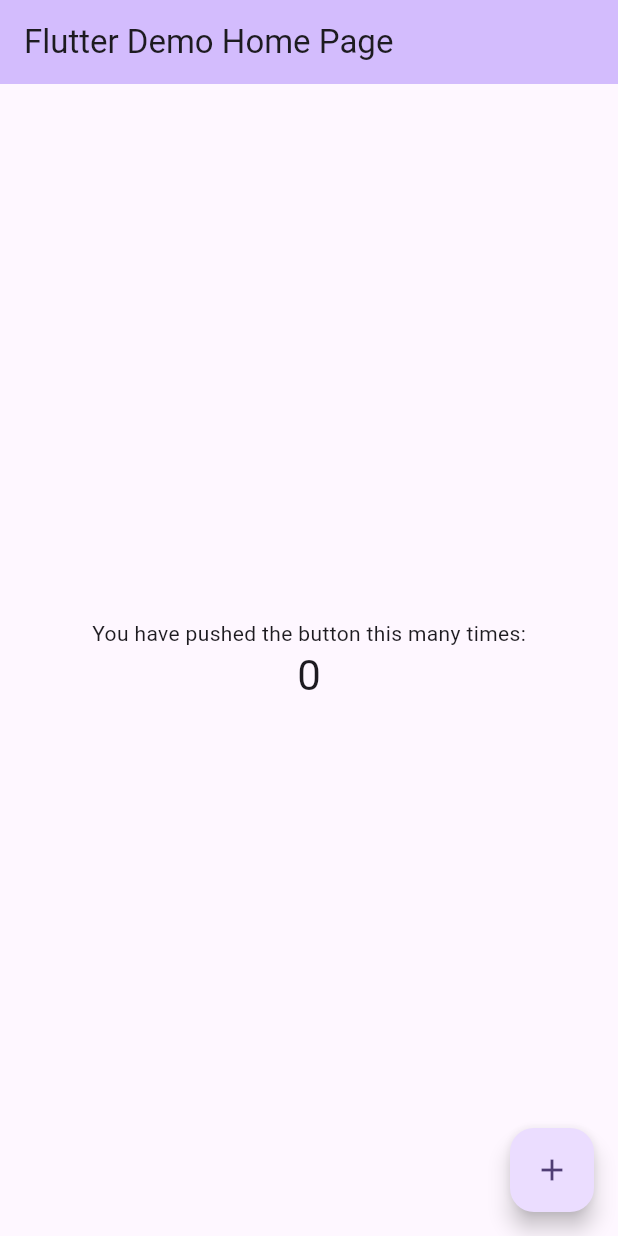
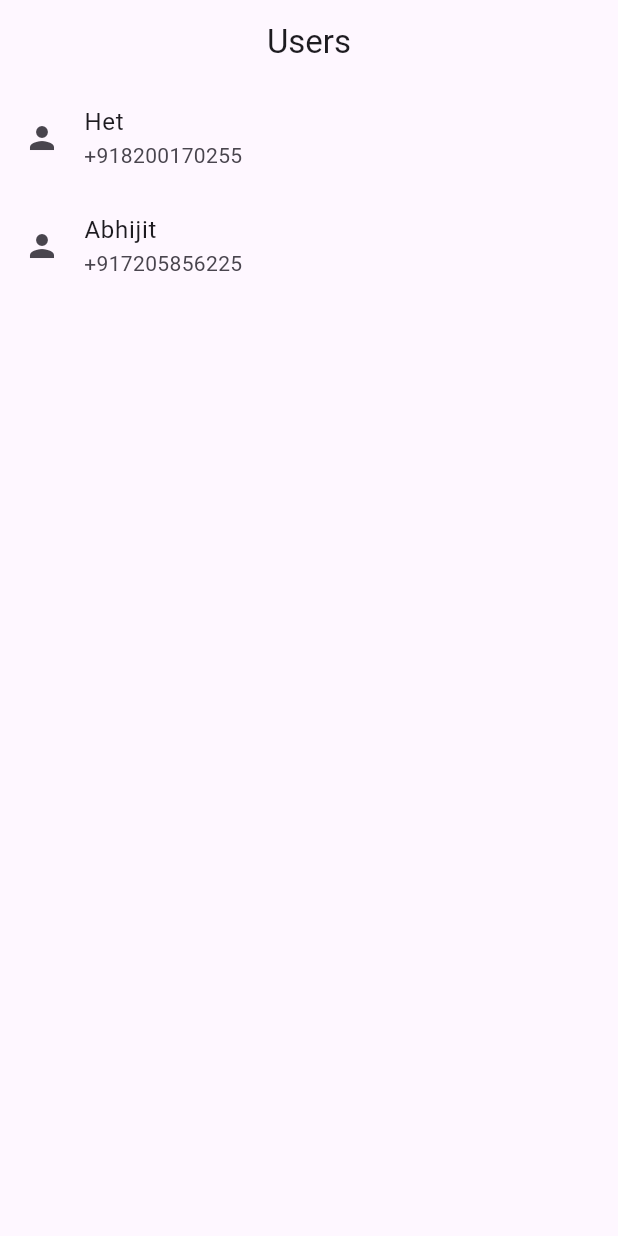
Before and after one commit to abhi-behera/vapi_ai, a Flutter app: the screen it shows after launch, on a phone screen of 412 x 824 dp. Run offline on Flutter 3.47's test engine with Material 3 defaults, Android fonts, the phone set to English and light mode, and no system bars.

Commit message:
Vapi ai outbound call demo app code

```diff
--- a/lib/main.dart
+++ b/lib/main.dart
@@ -1,4 +1,5 @@
 import 'package:flutter/material.dart';
+import 'package:vapi_ai/screen/home.dart';
 
 void main() {
   runApp(const MyApp());
@@ -31,7 +32,8 @@
         colorScheme: ColorScheme.fromSeed(seedColor: Colors.deepPurple),
         useMaterial3: true,
       ),
-      home: const MyHomePage(title: 'Flutter Demo Home Page'),
+      home:
+          const UserListPage(), //const MyHomePage(title: 'Flutter Demo Home Page'),
     );
   }
 }
--- /dev/null
+++ b/lib/model/user.dart
@@ -0,0 +1,47 @@
+import 'package:http/http.dart' as http;
+import 'dart:convert';
+
+class VapiCallService {
+  final String apiKey = '35e637e2-9d39-4cb1-aca3-9b520f6d9c5b';
+  final String assistantId = '80fee333-2dd7-4b64-91b4-0ec950b35dbb';
+  final String phoneNumberId = '51fb11d9-0a2d-4df6-b84d-78823658ca2b';
+
+  Future<void> makeOutboundCall(String customerNumber) async {
+    final url = Uri.parse('https://api.vapi.ai/call');
+
+    final headers = {
+      'Authorization': 'Bearer $apiKey',
+      'Content-Type': 'application/json',
+    };
+
+    final body = jsonEncode({
+      'phoneNumberId': phoneNumberId,
+      'assistantId': assistantId,
+      'customer': {
+        'number': customerNumber,
+      },
+    });
+
+    final response = await http.post(url, headers: headers, body: body);
+
+    if (response.statusCode == 200) {
+      print('Call initiated successfully.');
+    } else {
+      print('Failed to initiate call: ${response.body}');
+    }
+  }
+}
+
+class User {
+  final String phone;
+  final String name;
+
+  User({required this.phone, required this.name});
+
+  // factory User.fromJson(Map<String, dynamic> json) {
+  //   return User(
+  //     phone: json['phone'],
+  //     name: json['name'],
+  //   );
+  // }
+}
--- /dev/null
+++ b/lib/screen/home.dart
@@ -0,0 +1,38 @@
+import 'package:flutter/material.dart';
+
+import '../model/user.dart';
+
+class UserListPage extends StatefulWidget {
+  const UserListPage({super.key});
+
+  @override
+  State<UserListPage> createState() => _UserListPageState();
+}
+
+class _UserListPageState extends State<UserListPage> {
+  final VapiCallService callService = VapiCallService();
+  final List<User> users = [
+    User(name: 'Het', phone: '+918200170255'),
+    User(name: 'Abhijit', phone: '+917205856225'),
+  ];
+  @override
+  Widget build(BuildContext context) {
+    return Scaffold(
+      appBar: AppBar(title: const Center(child: Text('Users'))),
+      body: Center(
+        child: ListView.builder(
+          itemCount: users.length,
+          itemBuilder: (context, index) {
+            final user = users[index];
+            return ListTile(
+              leading: const Icon(Icons.person),
+              title: Text(user.name),
+              subtitle: Text(user.phone),
+              onTap: () => callService.makeOutboundCall(user.phone),
+            );
+          },
+        ),
+      ),
+    );
+  }
+}
--- a/pubspec.yaml
+++ b/pubspec.yaml
@@ -30,6 +30,7 @@ environment:
 dependencies:
   flutter:
     sdk: flutter
+  http: ^1.3.0
 
 
   # The following adds the Cupertino Icons font to your application.
```
